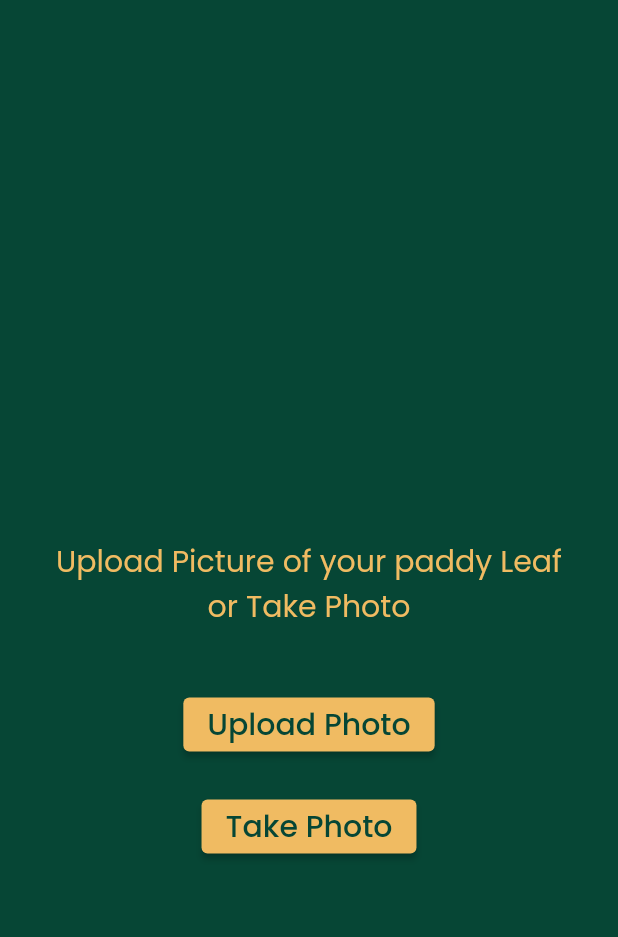
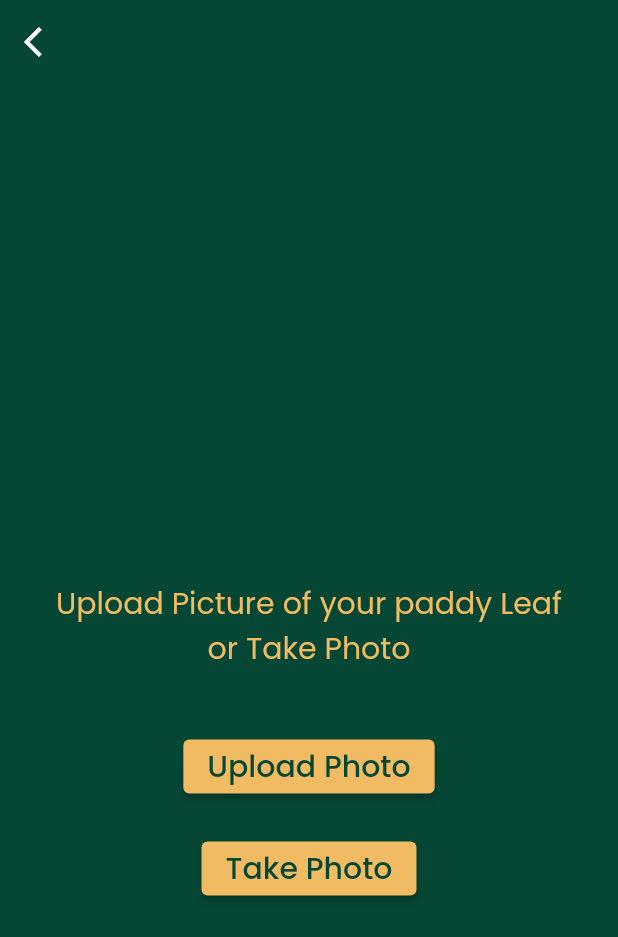
Before and after one commit to sandesh101/PaddEase, a Flutter app: the HomePage screen opened directly, on a phone screen of 412 x 824 dp. Shown: the top 937 px of the screen. Run offline on Flutter 3.47's test engine with Material 2 defaults, Android fonts, the phone set to English and light mode, and no system bars; our stand-ins replace get, google_fonts, image_picker; missing offline and left inert: cross_file_image; network calls fail.

Commit message:
Links Changes

```diff
--- a/lib/screens/disease_screen.dart
+++ b/lib/screens/disease_screen.dart
@@ -7,6 +7,8 @@ import 'package:google_fonts/google_fonts.dart';
 import 'package:image_picker/image_picker.dart';
 import 'package:paddy_disease/constants/constant.dart';
 import 'package:paddy_disease/screens/home_page.dart';
+
+import 'home_page_changed.dart';
 
 class ResultScreen extends StatefulWidget {
   const ResultScreen({super.key});
@@ -83,7 +85,8 @@ class _ResultScreenState extends State<ResultScreen> {
               padding: const EdgeInsets.only(left: 16.0),
               child: IconButton(
                   onPressed: () {
-                    Get.to(() => const HomePage());
+                    // print("object");
+                    Get.to(() => const NewHomePage());
                   },
                   icon: const Icon(
                     Icons.arrow_back_ios,
--- a/lib/screens/home_page.dart
+++ b/lib/screens/home_page.dart
@@ -27,6 +27,13 @@ class _HomePageState extends State<HomePage> {
   Widget build(BuildContext context) {
     return SafeArea(
       child: Scaffold(
+        appBar: AppBar(
+          backgroundColor: Constant.primaryColor,
+          elevation: 0.0,
+          automaticallyImplyLeading: false,
+          leading: IconButton(
+              onPressed: () {}, icon: const Icon(Icons.arrow_back_ios)),
+        ),
         backgroundColor: Constant.primaryColor,
         body: Center(
           child: Padding(
```
Also changed, not shown: lib/screens/home_page_changed.dart (+7 -0 lines).
